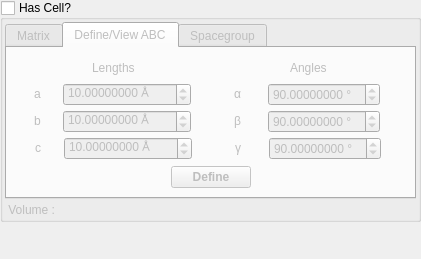
First picture: the form in branches/nugui/src/gui/celldefinition.ui, repository trisyoungs/aten, before the edit.
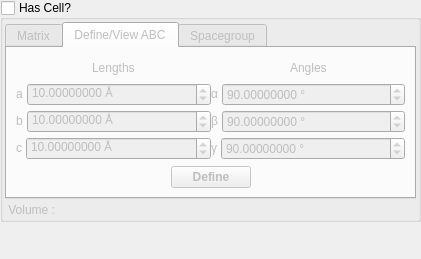
Second picture: the form after the edit. The open tabs and pages were chosen to show the change. Icons and pictures are not drawn.

```diff
--- a/branches/nugui/src/gui/celldefinition.ui
+++ b/branches/nugui/src/gui/celldefinition.ui
@@ -10,6 +10,12 @@
     <height>259</height>
    </rect>
   </property>
+  <property name="minimumSize">
+   <size>
+    <width>270</width>
+    <height>259</height>
+   </size>
+  </property>
   <property name="windowIcon">
    <iconset resource="icons.qrc">
     <normaloff>:/stackicons/icons/stack_celldefine.svg</normaloff>:/stackicons/icons/stack_celldefine.svg</iconset>
@@ -426,7 +432,7 @@
                    <item>
                     <widget class="QDoubleSpinBox" name="CellLengthASpin">
                      <property name="sizePolicy">
-                      <sizepolicy hsizetype="Fixed" vsizetype="Fixed">
+                      <sizepolicy hsizetype="Expanding" vsizetype="Fixed">
                        <horstretch>0</horstretch>
                        <verstretch>0</verstretch>
                       </sizepolicy>
@@ -471,7 +477,7 @@
                    <item>
                     <widget class="QDoubleSpinBox" name="CellLengthBSpin">
                      <property name="sizePolicy">
-                      <sizepolicy hsizetype="Fixed" vsizetype="Fixed">
+                      <sizepolicy hsizetype="Expanding" vsizetype="Fixed">
                        <horstretch>0</horstretch>
                        <verstretch>0</verstretch>
                       </sizepolicy>
@@ -516,7 +522,7 @@
                    <item>
                     <widget class="QDoubleSpinBox" name="CellLengthCSpin">
                      <property name="sizePolicy">
-                      <sizepolicy hsizetype="Fixed" vsizetype="Fixed">
+                      <sizepolicy hsizetype="Expanding" vsizetype="Fixed">
                        <horstretch>0</horstretch>
                        <verstretch>0</verstretch>
                       </sizepolicy>
@@ -617,7 +623,7 @@
                    <item>
                     <widget class="QDoubleSpinBox" name="CellAngleASpin">
                      <property name="sizePolicy">
-                      <sizepolicy hsizetype="Fixed" vsizetype="Fixed">
+                      <sizepolicy hsizetype="Expanding" vsizetype="Fixed">
                        <horstretch>0</horstretch>
                        <verstretch>0</verstretch>
                       </sizepolicy>
@@ -665,7 +671,7 @@
                    <item>
                     <widget class="QDoubleSpinBox" name="CellAngleBSpin">
                      <property name="sizePolicy">
-                      <sizepolicy hsizetype="Fixed" vsizetype="Fixed">
+                      <sizepolicy hsizetype="Expanding" vsizetype="Fixed">
                        <horstretch>0</horstretch>
                        <verstretch>0</verstretch>
                       </sizepolicy>
@@ -713,7 +719,7 @@
                    <item>
                     <widget class="QDoubleSpinBox" name="CellAngleCSpin">
                      <property name="sizePolicy">
-                      <sizepolicy hsizetype="Fixed" vsizetype="Fixed">
+                      <sizepolicy hsizetype="Expanding" vsizetype="Fixed">
                        <horstretch>0</horstretch>
                        <verstretch>0</verstretch>
                       </sizepolicy>
```
Left out of the diff: 10 changed lines with no effect on the pictures.
